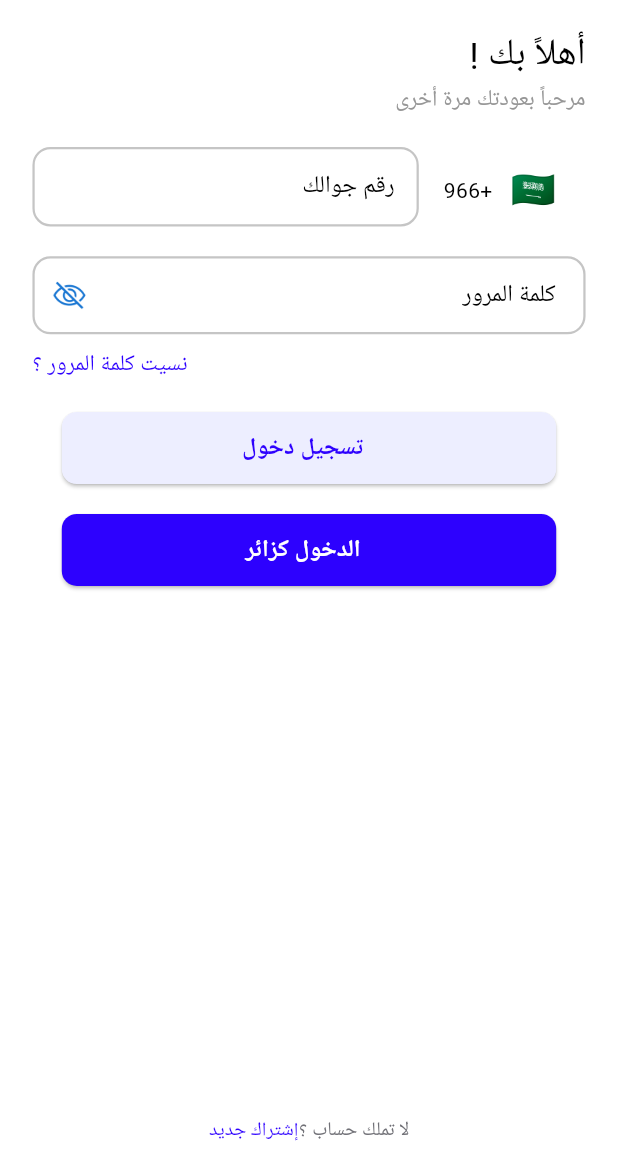
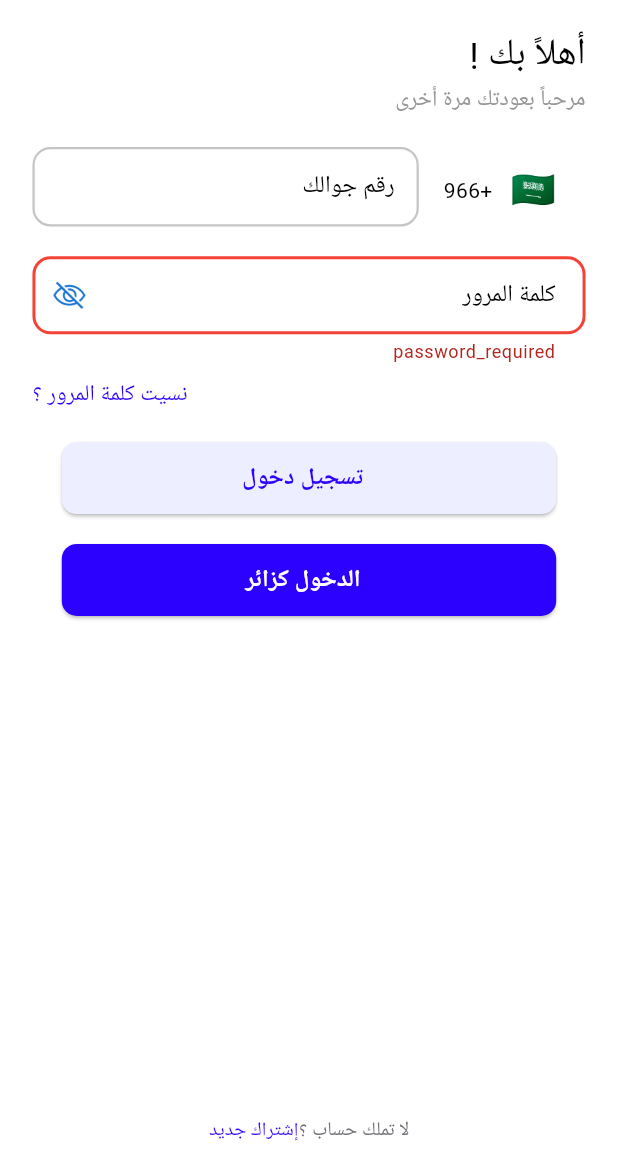
Before and after one commit to hawiaplus-maker/Hawiah-Plus, a Flutter app: the LoginScreen screen opened directly, after a tap on "تسجيل دخول", on a phone screen of 412 x 824 dp, the part 61-1236 px from its top. Run offline on Flutter 3.47's test engine with Material 3 defaults, Android fonts, the phone set to English and light mode, and no system bars; drawn by our look-alikes of intl_phone_number_input; our stand-ins replace awesome_bottom_bar, awesome_dialog, bloc, curved_navigation_bar, dio, easy_localization and 13 more; missing offline and left inert: flutter_emoji_feedback; accounts and stored records are empty.

Commit message:
add_login

```diff
--- a/lib/features/authentication/presentation/screens/login-screen.dart
+++ b/lib/features/authentication/presentation/screens/login-screen.dart
@@ -13,16 +13,26 @@ import 'package:hawiah_client/features/authentication/presentation/widgets/login
 import 'package:hawiah_client/features/authentication/presentation/widgets/login-widgets/password-input-widget.dart';
 import 'package:hawiah_client/features/layout/presentation/screens/layout-screen.dart';
 
-class LoginScreen extends StatelessWidget {
+class LoginScreen extends StatefulWidget {
   const LoginScreen({super.key});
+
+  @override
+  State<LoginScreen> createState() => _LoginScreenState();
+}
+
+class _LoginScreenState extends State<LoginScreen> {
+  final GlobalKey<FormState> formKey = GlobalKey<FormState>();
 
   @override
   Widget build(BuildContext context) {
     return Scaffold(
+      resizeToAvoidBottomInset: false,
       appBar: AppBarAuthWidget(),
       body: BlocConsumer<AuthCubit, AuthState>(
         builder: (BuildContext context, AuthState state) {
-          return Container(
+          return Form(
+            key: formKey,
+            child: Container(
               padding: EdgeInsets.symmetric(horizontal: 20.w),
               child: Column(
                 crossAxisAlignment: CrossAxisAlignment.start,
@@ -53,17 +63,20 @@ class LoginScreen extends StatelessWidget {
                       alignment: Alignment.centerLeft,
                       child: Text(
                         "forgot_password".tr(),
-                      style:
-                          TextStyle(color: Color(0xff2D01FE), fontSize: 15.sp),
+                        style: TextStyle(
+                            color: Color(0xff2D01FE), fontSize: 15.sp),
                       ),
                     ),
                   ),
                   SizedBox(height: 20.h),
-                ActionButtonsWidget(),
+                  ActionButtonsWidget(
+                    formKey: formKey,
+                  ),
                   Spacer(),
                   FooterTextWidget(),
                   SizedBox(height: 20.h),
                 ],
+              ),
             ),
           );
         },
@@ -79,6 +92,14 @@ class LoginScreen extends StatelessWidget {
             );
           }
           if (state is AuthSuccess) {
+            Fluttertoast.showToast(
+              msg: state.message,
+              toastLength: Toast.LENGTH_LONG,
+              gravity: ToastGravity.BOTTOM,
+              backgroundColor: Colors.green,
+              textColor: Colors.white,
+              fontSize: 16.0,
+            );
             Navigator.pushAndRemoveUntil<void>(
               context,
               MaterialPageRoute<void>(
--- a/lib/features/authentication/presentation/widgets/login-widgets/action-buttons-widget.dart
+++ b/lib/features/authentication/presentation/widgets/login-widgets/action-buttons-widget.dart
@@ -1,24 +1,36 @@
 import 'package:easy_localization/easy_localization.dart';
 import 'package:flutter/material.dart';
+import 'package:flutter_bloc/flutter_bloc.dart';
 import 'package:flutter_screenutil/flutter_screenutil.dart';
 import 'package:hawiah_client/core/widgets/global-elevated-button-widget.dart';
 import 'package:hawiah_client/features/authentication/presentation/controllers/auth-cubit/auth-cubit.dart';
+import 'package:hawiah_client/features/authentication/presentation/controllers/auth-cubit/auth-state.dart';
 
 class ActionButtonsWidget extends StatelessWidget {
+  ActionButtonsWidget({Key? key, required this.formKey}) : super(key: key);
+  final GlobalKey<FormState> formKey;
   @override
   Widget build(BuildContext context) {
+    return BlocBuilder<AuthCubit, AuthState>(builder: (context, state) {
+      final isLoading = state is AuthLoading;
       return Column(
         children: [
           Container(
             alignment: Alignment.topCenter,
             child: GlobalElevatedButton(
+              isLoading: isLoading,
               label: "login".tr(),
-            onPressed: () {
-              final cleanedPhone =
-                  AuthCubit.get(context).phoneNumber.replaceFirst('+966', '0');
+              onPressed: isLoading
+                  ? null
+                  : () {
+                      if (formKey.currentState!.validate()) {
+                        final cleanedPhone = AuthCubit.get(context)
+                            .phoneNumber
+                            .replaceFirst('+966', '0');
                         AuthCubit.get(context).login(
                             phoneNumber: cleanedPhone,
                             password: AuthCubit.get(context).passwordLogin);
+                      }
 
                       // Navigator.pushReplacement(
                       //     context,
@@ -48,5 +60,6 @@ class ActionButtonsWidget extends StatelessWidget {
           ),
         ],
       );
+    });
   }
 }
--- a/lib/features/authentication/presentation/widgets/login-widgets/password-input-widget.dart
+++ b/lib/features/authentication/presentation/widgets/login-widgets/password-input-widget.dart
@@ -11,6 +11,7 @@ class PasswordInputWidget extends StatelessWidget {
     final passwordVisible = authCubit.passwordVisibleLogin;
 
     return TextFormField(
+      validator: (value) => value!.isEmpty ? 'password_required'.tr() : null,
       keyboardType: TextInputType.text,
       initialValue: password,
       obscureText: !passwordVisible,
```
Lines whose indentation alone changed are shown as unchanged.
